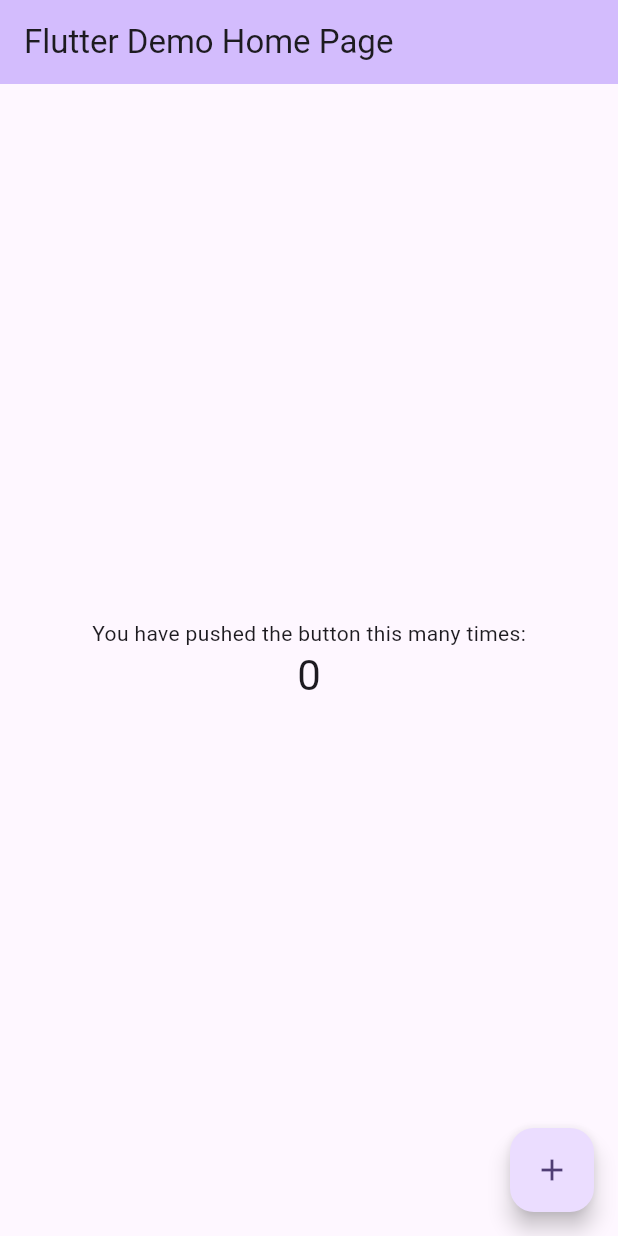
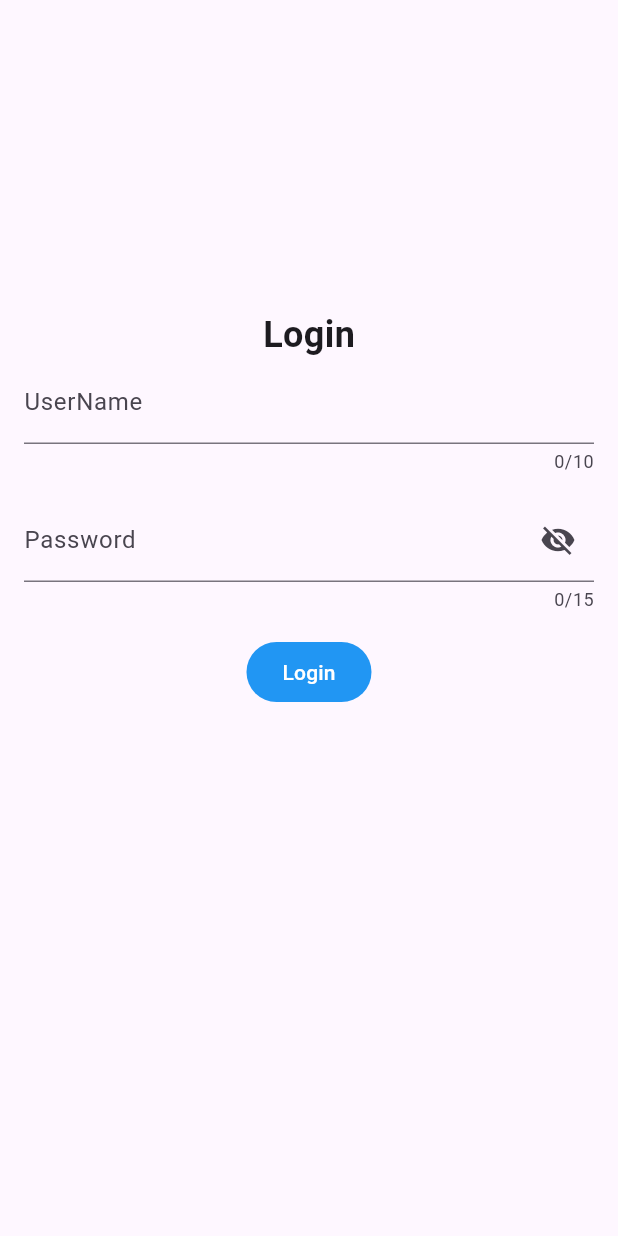
Before and after one commit to rajendraaeologic/send_money_application, a Flutter app: the screen it shows after launch, on a phone screen of 412 x 824 dp. Run offline on Flutter 3.47's test engine with Material 3 defaults, Android fonts, the phone set to English and light mode, and no system bars; our stand-ins replace get.

Commit message:
feature: Login screen added

```diff
--- /dev/null
+++ b/lib/core/routes/app_routes.dart
@@ -0,0 +1,18 @@
+import 'package:get/get.dart';
+
+import '../../presentation/controllers/login_controller.dart';
+import '../../presentation/pages/login_screen.dart';
+
+class AppRoutes {
+  static const login = '/login';
+
+  static final routes = [
+    GetPage(
+      name: login,
+      page: () => LoginScreen(),
+      binding: BindingsBuilder(() {
+        Get.put(LoginController());
+      }),
+    ),
+  ];
+}
--- /dev/null
+++ b/lib/core/utils/app_string.dart
@@ -0,0 +1,6 @@
+class AppStrings {
+  static const String loginScreenTitle = "Login";
+  static const String emailLabel = "UserName";
+  static const String passwordLabel = "Password";
+  static const String loginButton = "Login";
+}
--- a/lib/main.dart
+++ b/lib/main.dart
@@ -1,4 +1,7 @@
 import 'package:flutter/material.dart';
+import 'package:get/get_navigation/src/root/get_material_app.dart';
+
+import 'core/routes/app_routes.dart';
 
 void main() {
   runApp(const MyApp());
@@ -7,119 +10,12 @@ void main() {
 class MyApp extends StatelessWidget {
   const MyApp({super.key});
 
-  // This widget is the root of your application.
   @override
   Widget build(BuildContext context) {
-    return MaterialApp(
-      title: 'Flutter Demo',
-      theme: ThemeData(
-        // This is the theme of your application.
-        //
-        // TRY THIS: Try running your application with "flutter run". You'll see
-        // the application has a purple toolbar. Then, without quitting the app,
-        // try changing the seedColor in the colorScheme below to Colors.green
-        // and then invoke "hot reload" (save your changes or press the "hot
-        // reload" button in a Flutter-supported IDE, or press "r" if you used
-        // the command line to start the app).
-        //
-        // Notice that the counter didn't reset back to zero; the application
-        // state is not lost during the reload. To reset the state, use hot
-        // restart instead.
-        //
-        // This works for code too, not just values: Most code changes can be
-        // tested with just a hot reload.
-        colorScheme: ColorScheme.fromSeed(seedColor: Colors.deepPurple),
-        useMaterial3: true,
-      ),
-      home: const MyHomePage(title: 'Flutter Demo Home Page'),
+    return GetMaterialApp(
+      debugShowCheckedModeBanner: false,
+      initialRoute: AppRoutes.login,
+      getPages: AppRoutes.routes,
     );
   }
 }
-
-class MyHomePage extends StatefulWidget {
-  const MyHomePage({super.key, required this.title});
-
-  // This widget is the home page of your application. It is stateful, meaning
-  // that it has a State object (defined below) that contains fields that affect
-  // how it looks.
-
-  // This class is the configuration for the state. It holds the values (in this
-  // case the title) provided by the parent (in this case the App widget) and
-  // used by the build method of the State. Fields in a Widget subclass are
-  // always marked "final".
-
-  final String title;
-
-  @override
-  State<MyHomePage> createState() => _MyHomePageState();
-}
-
-class _MyHomePageState extends State<MyHomePage> {
-  int _counter = 0;
-
-  void _incrementCounter() {
-    setState(() {
-      // This call to setState tells the Flutter framework that something has
-      // changed in this State, which causes it to rerun the build method below
-      // so that the display can reflect the updated values. If we changed
-      // _counter without calling setState(), then the build method would not be
-      // called again, and so nothing would appear to happen.
-      _counter++;
-    });
-  }
-
-  @override
-  Widget build(BuildContext context) {
-    // This method is rerun every time setState is called, for instance as done
-    // by the _incrementCounter method above.
-    //
-    // The Flutter framework has been optimized to make rerunning build methods
-    // fast, so that you can just rebuild anything that needs updating rather
-    // than having to individually change instances of widgets.
-    return Scaffold(
-      appBar: AppBar(
-        // TRY THIS: Try changing the color here to a specific color (to
-        // Colors.amber, perhaps?) and trigger a hot reload to see the AppBar
-        // change color while the other colors stay the same.
-        backgroundColor: Theme.of(context).colorScheme.inversePrimary,
-        // Here we take the value from the MyHomePage object that was created by
-        // the App.build method, and use it to set our appbar title.
-        title: Text(widget.title),
-      ),
-      body: Center(
-        // Center is a layout widget. It takes a single child and positions it
-        // in the middle of the parent.
-        child: Column(
-          // Column is also a layout widget. It takes a list of children and
-          // arranges them vertically. By default, it sizes itself to fit its
-          // children horizontally, and tries to be as tall as its parent.
-          //
-          // Column has various properties to control how it sizes itself and
-          // how it positions its children. Here we use mainAxisAlignment to
-          // center the children vertically; the main axis here is the vertical
-          // axis because Columns are vertical (the cross axis would be
-          // horizontal).
-          //
-          // TRY THIS: Invoke "debug painting" (choose the "Toggle Debug Paint"
-          // action in the IDE, or press "p" in the console), to see the
-          // wireframe for each widget.
-          mainAxisAlignment: MainAxisAlignment.center,
-          children: <Widget>[
-            const Text(
-              'You have pushed the button this many times:',
-            ),
-            Text(
-              '$_counter',
-              style: Theme.of(context).textTheme.headlineMedium,
-            ),
-          ],
-        ),
-      ),
-      floatingActionButton: FloatingActionButton(
-        onPressed: _incrementCounter,
-        tooltip: 'Increment',
-        child: const Icon(Icons.add),
-      ), // This trailing comma makes auto-formatting nicer for build methods.
-    );
-  }
-}
--- /dev/null
+++ b/lib/presentation/controllers/login_controller.dart
@@ -0,0 +1,10 @@
+import 'package:get/get.dart';
+
+class LoginController extends GetxController {
+
+  var isPasswordVisible = false.obs;
+
+  void togglePasswordVisibility() {
+    isPasswordVisible.value = !isPasswordVisible.value;
+  }
+}
--- /dev/null
+++ b/lib/presentation/pages/login_screen.dart
@@ -0,0 +1,63 @@
+import 'package:flutter/material.dart';
+import 'package:get/get.dart';
+import '../../core/utils/app_string.dart';
+import '../controllers/login_controller.dart';
+
+class LoginScreen extends StatelessWidget {
+  final TextEditingController emailController = TextEditingController();
+  final TextEditingController passwordController = TextEditingController();
+  final LoginController controller = Get.find<LoginController>();
+
+  LoginScreen({super.key});
+
+  @override
+  Widget build(BuildContext context) {
+    return Scaffold(
+      body: Container(
+        padding: EdgeInsets.only(left: 16.0, right: 16.0, top: MediaQuery.of(context).size.height * 0.25),
+        child: Column(
+          children: [
+            const Text(AppStrings.loginButton, style: TextStyle(fontSize: 24, fontWeight: FontWeight.bold)),
+            TextField(
+              controller: emailController,
+              keyboardType: TextInputType.text,
+              maxLength: 10,
+              decoration: const InputDecoration(labelText: AppStrings.emailLabel),
+            ).paddingOnly(bottom: 16),
+            Obx(
+                  () {
+                return TextField(
+                  controller: passwordController,
+                  keyboardType: TextInputType.visiblePassword,
+                  maxLength: 15,
+                  obscureText: !controller.isPasswordVisible.value, // Use controller to toggle visibility
+                  decoration: InputDecoration(
+                    labelText: 'Password', // Replace with AppStrings.passwordLabel if needed
+                    suffixIcon: IconButton(
+                      icon: Icon(
+                        controller.isPasswordVisible.value
+                            ? Icons.visibility
+                            : Icons.visibility_off,
+                      ),
+                      onPressed: controller.togglePasswordVisibility, // Toggle password visibility
+                    ),
+                  ),
+                ).paddingOnly(bottom: 16);
+              },
+            ),
+            ElevatedButton(
+              style: ElevatedButton.styleFrom(
+                backgroundColor: Colors.blue,
+                elevation: 0,
+              ),
+              onPressed: () {
+
+              },
+              child: const Text(AppStrings.loginButton, style: TextStyle(color: Colors.white)),
+            ),
+          ],
+        ),
+      ),
+    );
+  }
+}
--- a/pubspec.yaml
+++ b/pubspec.yaml
@@ -30,6 +30,8 @@ environment:
 dependencies:
   flutter:
     sdk: flutter
+  get: ^4.6.6        # State management and navigation
+
 
 
   # The following adds the Cupertino Icons font to your application.
```
